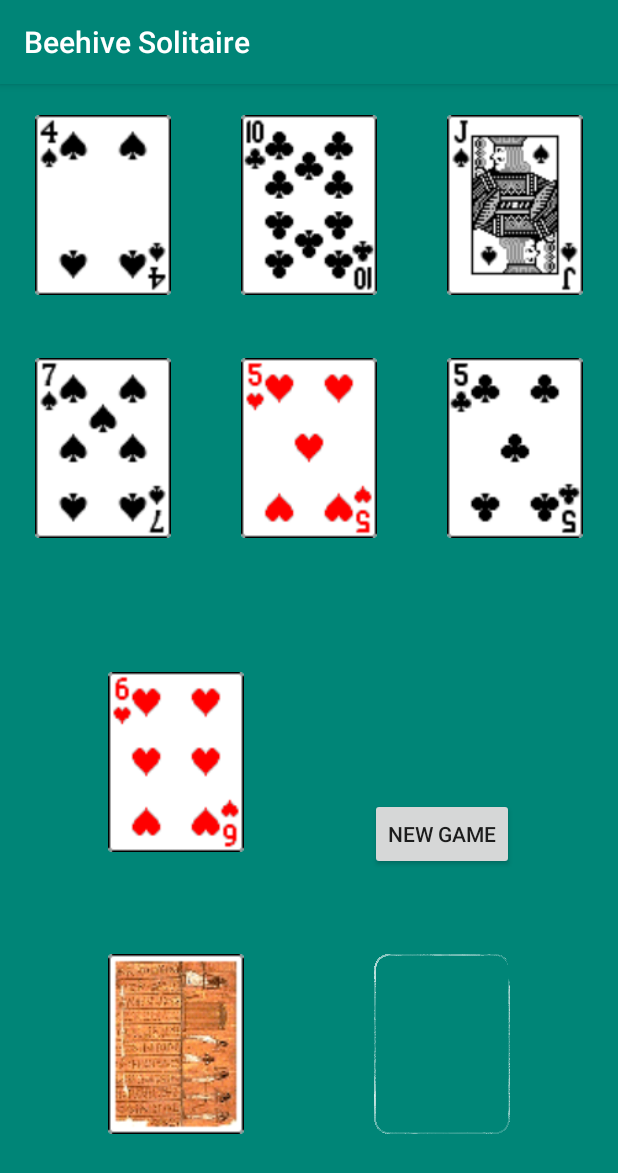
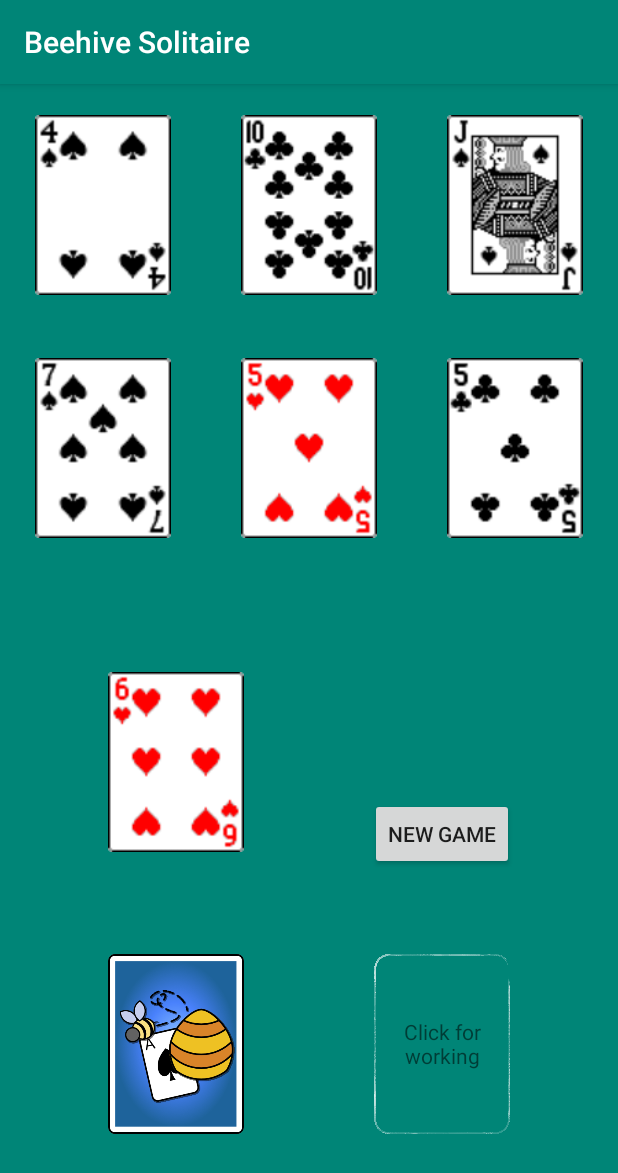
Before and after one commit to KodiDurham/Beehive-Solitaire, an Android app: the screen it shows after launch (MainActivity), on a phone screen of 412 x 824 dp. Shown: the top 1173 px of the screen. Run offline under Robolectric (Android 15) with nearby library versions, the phone set to English and light mode, and no system bars.

Commit message:
made user exp better
added text to help user know what to do

```diff
--- a/app/src/main/java/com/example/beehivesolitaire/CardPile.java
+++ b/app/src/main/java/com/example/beehivesolitaire/CardPile.java
@@ -74,5 +74,6 @@ public class CardPile {
                 mainActivity.pileClicked(CardPile.this);
             }
         });
+
     }
 }
--- a/app/src/main/java/com/example/beehivesolitaire/MainActivity.java
+++ b/app/src/main/java/com/example/beehivesolitaire/MainActivity.java
@@ -135,7 +135,8 @@ public class MainActivity extends AppCompatActivity {
                 for (int i =0;i<3;i++)
                     if(deck.getSize()>0)
                         moveCard(working,deck);
-                    deckThrough++;
+                    if(working.getSize()>0)
+                        deckThrough++;
             }
             else if(pile==working){
                 for (int i = 0; i < 3; i++)
--- a/app/src/main/res/layout/activity_main.xml
+++ b/app/src/main/res/layout/activity_main.xml
@@ -39,6 +39,17 @@
         app:layout_constraintStart_toEndOf="@+id/iv_deck"
         app:layout_constraintTop_toTopOf="@+id/iv_deck"
         app:srcCompat="@drawable/c_background2" />
+
+    <TextView
+        android:id="@+id/tv_clickForWork"
+        android:layout_width="55dp"
+        android:layout_height="48dp"
+        android:gravity="center"
+        android:text="Click for working"
+        app:layout_constraintBottom_toBottomOf="@+id/iv_working"
+        app:layout_constraintEnd_toEndOf="@+id/iv_working"
+        app:layout_constraintStart_toStartOf="@+id/iv_working"
+        app:layout_constraintTop_toTopOf="@+id/iv_working" />
 
     <TableLayout
         android:id="@+id/tableLayout"
```
Also changed, not shown: app/src/main/res/drawable/c_b.gif (deleted), app/src/main/res/drawable/c_b.png (added), app/src/main/res/drawable/c_bp.png (added).
